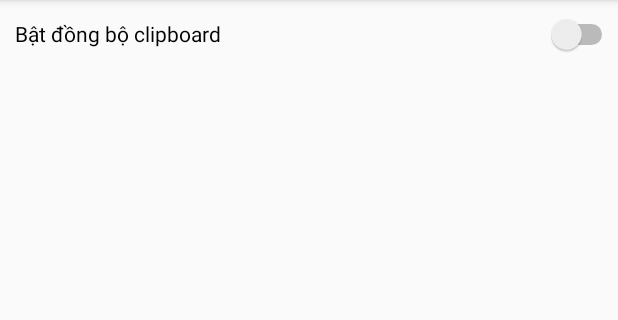
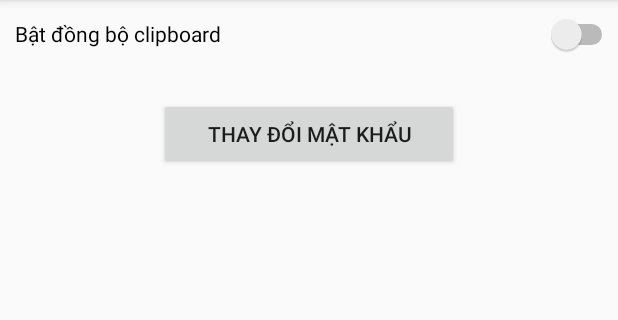
Before and after one commit to maihaiati/ClipSync, an Android app: the screen it shows after launch (MainActivity), on a phone screen of 412 x 824 dp, the part 84-404 px from its top. Run offline under Robolectric (Android 15) with nearby library versions, the phone set to English and light mode, and no system bars.

Commit message:
Update
- Update GUI
- Add PassChange activity

```diff
--- a/AndroidClipSync/app/src/main/java/com/mtechdwork/clipsync/MainActivity.java
+++ b/AndroidClipSync/app/src/main/java/com/mtechdwork/clipsync/MainActivity.java
@@ -8,18 +8,40 @@ import android.content.Intent;
 import android.os.Bundle;
 import android.provider.Settings;
 import android.util.Log;
+import android.view.View;
+import android.widget.Button;
+import android.widget.Switch;
 
 import androidx.appcompat.app.AppCompatActivity;
+import androidx.core.graphics.Insets;
+import androidx.core.view.ViewCompat;
+import androidx.core.view.WindowInsetsCompat;
 
 public class MainActivity extends AppCompatActivity {
 
     private final boolean debug = true;
     private FileHandler fileHandler;
 
+    // Views
+    Switch swEnableSync;
+    Button btnPassChange;
+
     @Override
     protected void onCreate(Bundle savedInstanceState) {
         super.onCreate(savedInstanceState);
         setContentView(R.layout.activity_main);
+        ViewCompat.setOnApplyWindowInsetsListener(findViewById(R.id.main), (v, insets) -> {
+            Insets systemBars = insets.getInsets(WindowInsetsCompat.Type.systemBars());
+            v.setPadding(systemBars.left, systemBars.top, systemBars.right, systemBars.bottom);
+            return insets;
+        });
+
+        addViews();
+
+        btnPassChange.setOnClickListener(v -> {
+            Intent intent = new Intent(this, PassChange.class);
+            startActivity(intent);
+        });
 
         // For Android API < 29
         ClipboardManager clipboardManager = (ClipboardManager) getSystemService(Context.CLIPBOARD_SERVICE);
@@ -39,6 +61,11 @@ public class MainActivity extends AppCompatActivity {
         fileHandler = new FileHandler(this);
         fileHandler.writeData("Test data");
         Log.i("File data", fileHandler.readData());
+    }
+
+    private void addViews() {
+        swEnableSync = findViewById(R.id.swEnableSync);
+        btnPassChange = findViewById(R.id.btnPassChange);
     }
 
     private void showEnableAccessibilityDialog(Context context) {
--- a/AndroidClipSync/app/src/main/res/layout/activity_main.xml
+++ b/AndroidClipSync/app/src/main/res/layout/activity_main.xml
@@ -16,4 +16,12 @@
         android:text="@string/swEnableSync"
         tools:ignore="UseSwitchCompatOrMaterialXml,VisualLintButtonSize" />
 
+    <Button
+        android:id="@+id/btnPassChange"
+        android:layout_width="200dp"
+        android:layout_height="wrap_content"
+        android:layout_marginTop="20dp"
+        android:layout_gravity="center"
+        android:text="@string/btnChangePass" />
+
 </LinearLayout>
--- a/AndroidClipSync/app/src/main/res/values/strings.xml
+++ b/AndroidClipSync/app/src/main/res/values/strings.xml
@@ -1,4 +1,9 @@
 <resources>
     <string name="app_name">ClipSync</string>
     <string name="swEnableSync">Bật đồng bộ clipboard</string>
+    <string name="btnChangePass">Thay Đổi Mật Khẩu</string>
+    <string name="edtNewPass">Mật khẩu mới</string>
+    <string name="edtNewPassConfirm">Nhập lại mật khẩu mới</string>
+    <string name="edtOldPass">Mật khẩu cũ</string>
+    <string name="btnApply">Cập Nhật</string>
 </resources>
```
Also changed, not shown: AndroidClipSync/app/src/main/AndroidManifest.xml (+5 -2 lines), AndroidClipSync/app/src/main/java/com/mtechdwork/clipsync/PassChange.java (added, +24 -0 lines), AndroidClipSync/app/src/main/res/layout/activity_pass_change.xml (added, +51 -0 lines).
